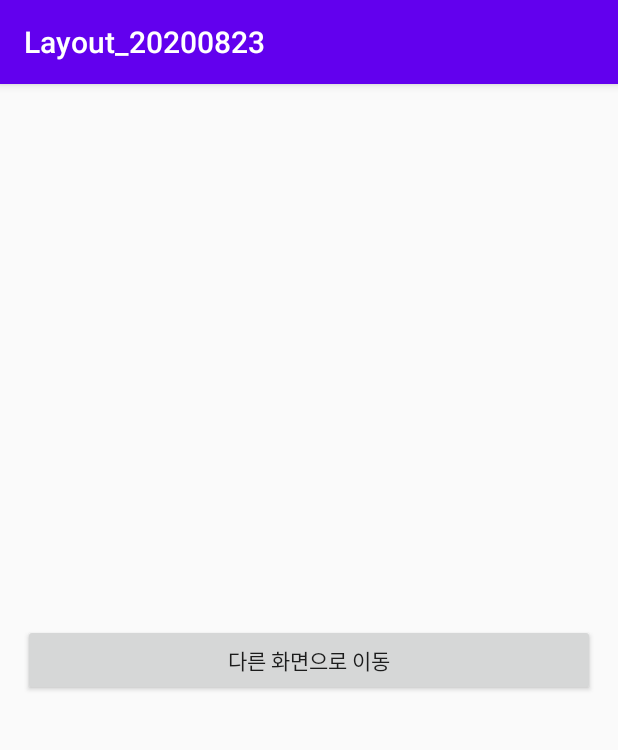
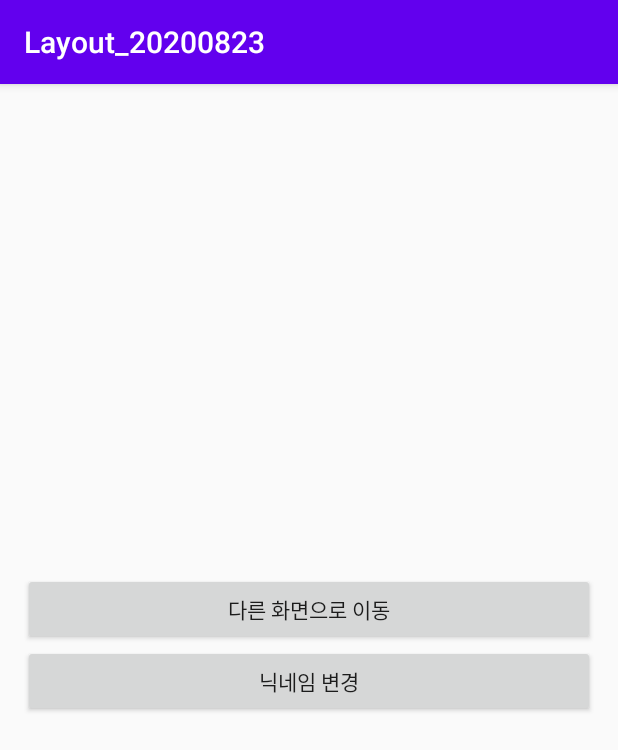
Before and after one commit to christiasK/Layout_20200823, an Android app: the screen it shows after launch (MainActivity), on a phone screen of 412 x 824 dp. Shown: the top 750 px of the screen. Run offline under Robolectric (Android 15) with nearby library versions, the phone set to English and light mode, and no system bars.

Commit message:
값 받아오기

```diff
--- a/app/src/main/AndroidManifest.xml
+++ b/app/src/main/AndroidManifest.xml
@@ -9,7 +9,8 @@
         android:roundIcon="@mipmap/ic_launcher_round"
         android:supportsRtl="true"
         android:theme="@style/AppTheme">
-        <activity android:name=".EditNickNameActivity"></activity>
+        <activity android:name=".EditNickName"></activity>
+        <activity android:name=".EditNickNameActivity" />
         <activity android:name=".OtherActivity" />
         <activity android:name=".MainActivity">
             <intent-filter>
--- a/app/src/main/java/io/tissue/layout_20200823/MainActivity.kt
+++ b/app/src/main/java/io/tissue/layout_20200823/MainActivity.kt
@@ -1,20 +1,39 @@
 package io.tissue.layout_20200823
 
+import android.app.Activity
 import android.content.Intent
 import androidx.appcompat.app.AppCompatActivity
 import android.os.Bundle
+import android.util.Log
 import kotlinx.android.synthetic.main.activity_main.*
 
 class MainActivity : AppCompatActivity() {
-	override fun onCreate(savedInstanceState: Bundle?) {
-		super.onCreate(savedInstanceState)
-		setContentView(R.layout.activity_main)
 
-		moveToOtherActivity.setOnClickListener {
-			val intent = Intent(this, OtherActivity::class.java)
+    val REQ_FOR_NICKNAME = 1000
 
-			startActivity(intent)
-		}
+    override fun onCreate(savedInstanceState: Bundle?) {
+        super.onCreate(savedInstanceState)
+        setContentView(R.layout.activity_main)
 
-	}
+        changeNickNameBtn.setOnClickListener {
+            val myIntent = Intent(this, EditNickName::class.java)
+
+            startActivityForResult(myIntent, REQ_FOR_NICKNAME)
+        }
+    }
+
+    // 다른 액티비티에서 결과를 받아서 돌아온다.
+    override fun onActivityResult(requestCode: Int, resultCode: Int, data: Intent?) {
+        super.onActivityResult(requestCode, resultCode, data)
+
+        if (requestCode == REQ_FOR_NICKNAME) {
+            if (resultCode == Activity.RESULT_OK) {
+				val nickName = data?.getStringExtra("nickName")
+
+                nickname.text = nickName
+            }
+        }
+
+    }
+
 }
--- a/app/src/main/res/layout/activity_main.xml
+++ b/app/src/main/res/layout/activity_main.xml
@@ -14,4 +14,23 @@
         android:layout_width="match_parent"
         android:layout_height="wrap_content"
         android:text="다른 화면으로 이동" />
+
+    <LinearLayout
+        android:layout_width="match_parent"
+        android:layout_height="wrap_content"
+        android:orientation="vertical">
+
+        <Button
+            android:layout_width="match_parent"
+            android:layout_height="wrap_content"
+            android:id="@+id/changeNickNameBtn"
+            android:text="닉네임 변경"/>
+
+        <TextView
+            android:id="@+id/nickname"
+            android:layout_width="wrap_content"
+            android:layout_height="wrap_content"
+            />
+
+    </LinearLayout>
 </LinearLayout>
```
Also changed, not shown: app/src/main/java/io/tissue/layout_20200823/EditNickName.kt (added, +28 -0 lines), app/src/main/res/layout/activity_edit_nick_name2.xml (added, +29 -0 lines).
